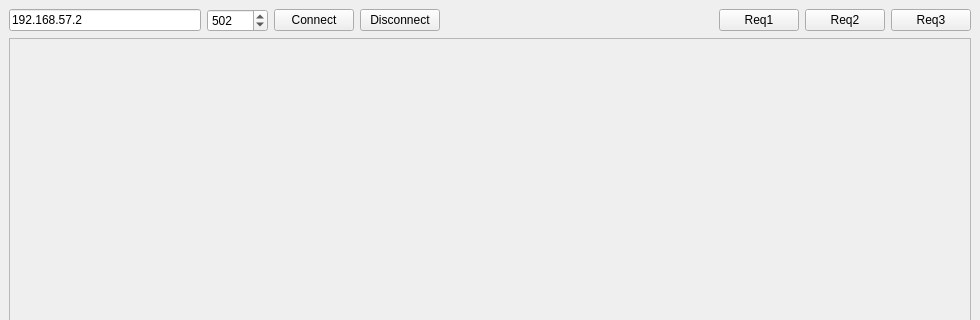
Old version of the form src/app/mainwindow.ui in the repository WannaSleep3254/multiRobotController; both pictures show x 0 to 980 and y 0 to 320 of the 980 by 770 pixel window.
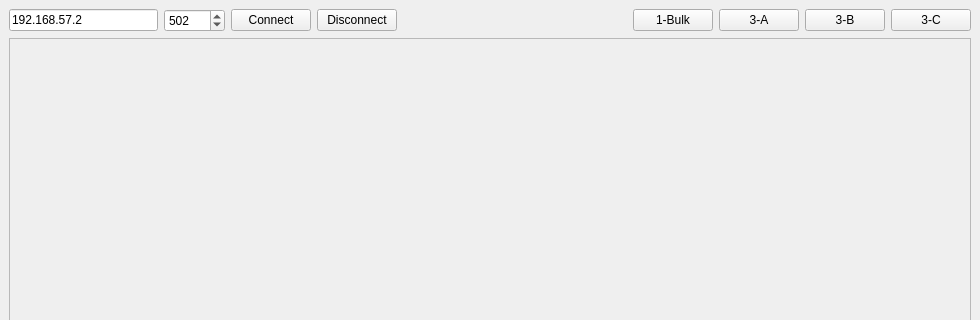
New version of the form.

The edit to the form file:
```diff
--- a/src/app/mainwindow.ui
+++ b/src/app/mainwindow.ui
@@ -74,24 +74,31 @@
         </property>
        </spacer>
       </item>
+      <item>
+       <widget class="QPushButton" name="pushButton_bulk">
+        <property name="text">
+         <string>1-Bulk</string>
+        </property>
+       </widget>
+      </item>
       <item>
        <widget class="QPushButton" name="btnStart">
         <property name="text">
-         <string>Req1</string>
+         <string>3-A</string>
         </property>
        </widget>
       </item>
       <item>
        <widget class="QPushButton" name="btnStop">
         <property name="text">
-         <string>Req2</string>
+         <string>3-B</string>
         </property>
        </widget>
       </item>
       <item>
        <widget class="QPushButton" name="btnPause">
         <property name="text">
-         <string>Req3</string>
+         <string>3-C</string>
         </property>
        </widget>
       </item>
```
